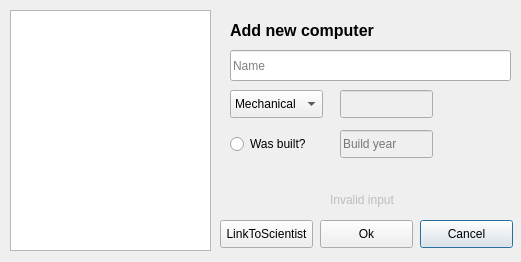
This is addcomputerdialog.ui in gudmundurb/H22 as Qt 5 draws it before an edit. The edited form follows.
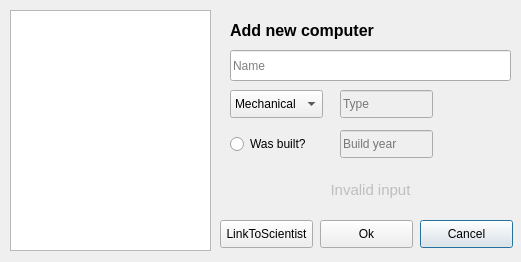
This is the edited form. Icons and pictures are not drawn.

```diff
--- a/addcomputerdialog.ui
+++ b/addcomputerdialog.ui
@@ -170,6 +170,9 @@
      <height>28</height>
     </rect>
    </property>
+   <property name="placeholderText">
+    <string>Type</string>
+   </property>
   </widget>
   <widget class="QLabel" name="InvalidInput">
    <property name="enabled">
@@ -177,15 +180,23 @@
    </property>
    <property name="geometry">
     <rect>
-     <x>330</x>
-     <y>190</y>
-     <width>81</width>
+     <x>320</x>
+     <y>180</y>
+     <width>101</width>
      <height>20</height>
     </rect>
    </property>
+   <property name="font">
+    <font>
+     <pointsize>11</pointsize>
+    </font>
+   </property>
    <property name="text">
     <string>Invalid input</string>
    </property>
+   <property name="alignment">
+    <set>Qt::AlignCenter</set>
+   </property>
   </widget>
  </widget>
  <resources/>
```
Left out of the diff: 21 changed lines with no effect on the pictures.
